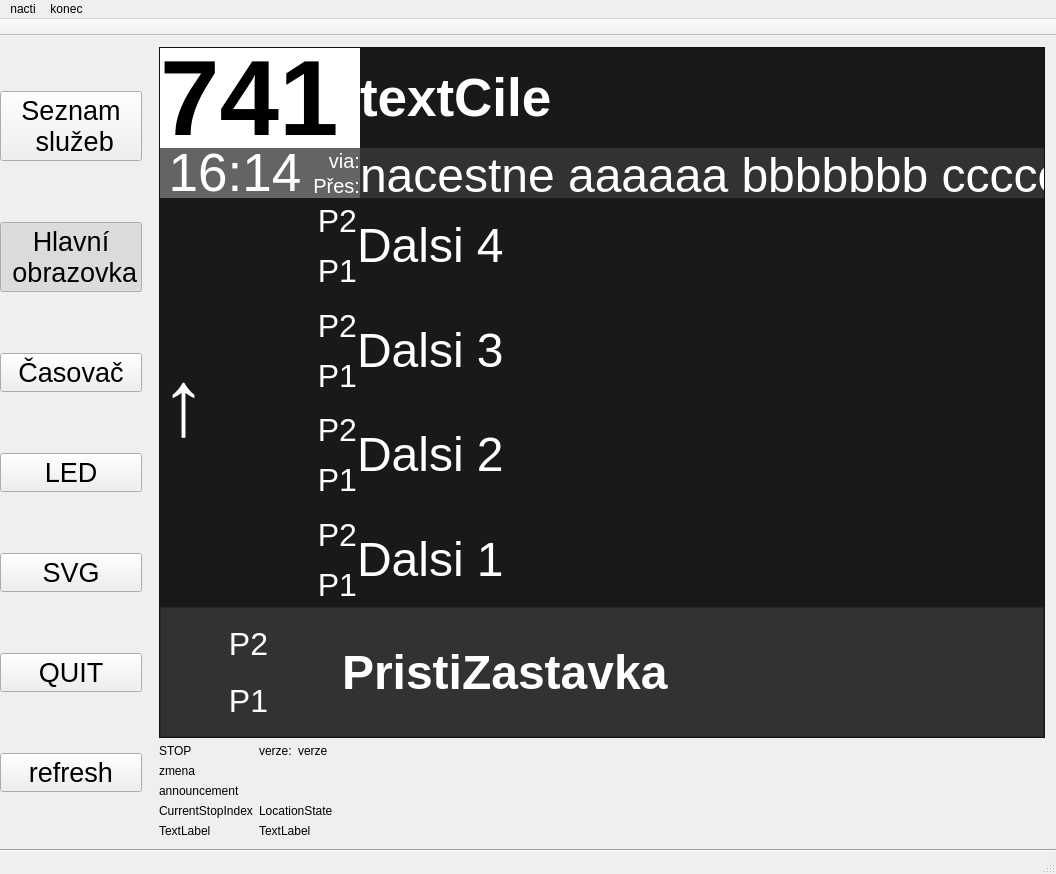
Qt form mainwindow.ui (frutabruta/VDV301display) before a commit.
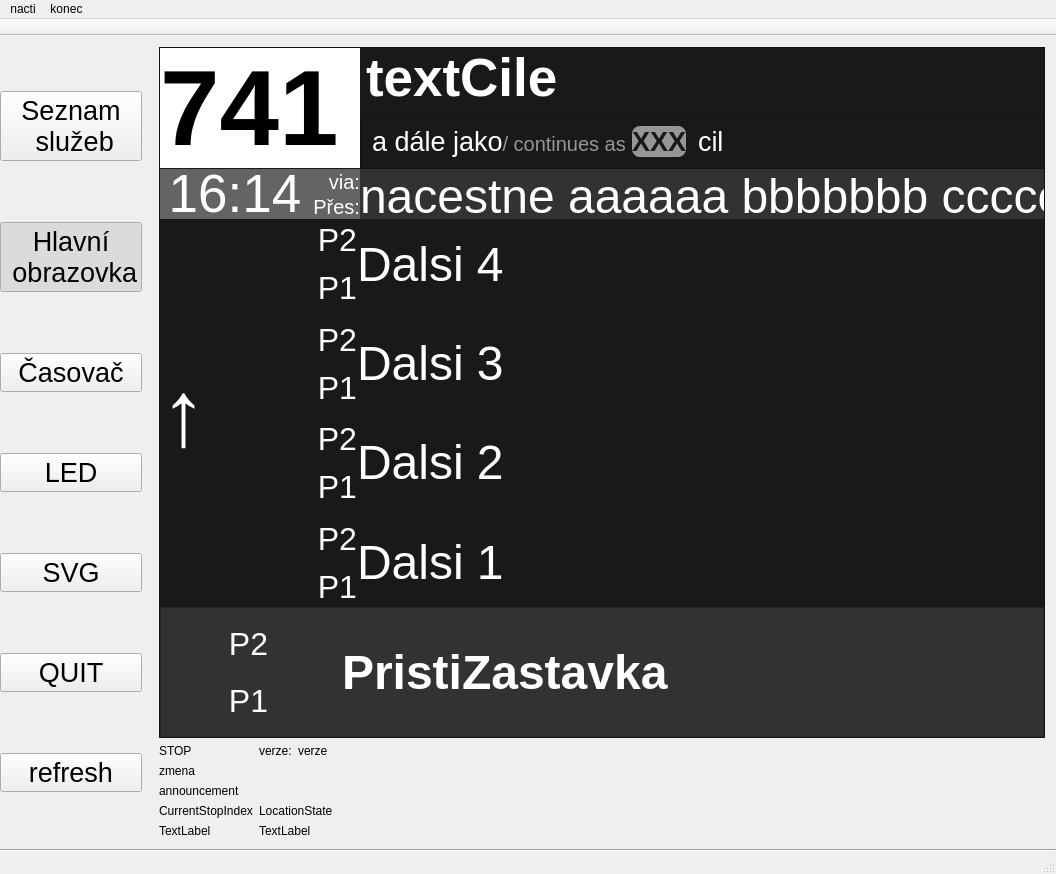
The same form after that commit. Icons and pictures are not drawn.

Diff of the .ui file:
```diff
--- a/mainwindow.ui
+++ b/mainwindow.ui
@@ -382,139 +382,6 @@
                            </property>
                           </widget>
                          </item>
-                         <item row="2" column="0">
-                          <layout class="QHBoxLayout" name="horizontalLayout_18">
-                           <property name="spacing">
-                            <number>0</number>
-                           </property>
-                           <item>
-                            <widget class="QLabel" name="label_23">
-                             <property name="sizePolicy">
-                              <sizepolicy hsizetype="Minimum" vsizetype="Preferred">
-                               <horstretch>0</horstretch>
-                               <verstretch>0</verstretch>
-                              </sizepolicy>
-                             </property>
-                             <property name="maximumSize">
-                              <size>
-                               <width>150</width>
-                               <height>50</height>
-                              </size>
-                             </property>
-                             <property name="font">
-                              <font>
-                               <pointsize>40</pointsize>
-                              </font>
-                             </property>
-                             <property name="styleSheet">
-                              <string notr="true">*{background-color: rgb(100,100,100)}</string>
-                             </property>
-                             <property name="text">
-                              <string>16:14</string>
-                             </property>
-                             <property name="alignment">
-                              <set>Qt::AlignCenter</set>
-                             </property>
-                            </widget>
-                           </item>
-                           <item>
-                            <layout class="QVBoxLayout" name="verticalLayout_2">
-                             <property name="spacing">
-                              <number>0</number>
-                             </property>
-                             <property name="sizeConstraint">
-                              <enum>QLayout::SetDefaultConstraint</enum>
-                             </property>
-                             <item>
-                              <widget class="QLabel" name="label_24">
-                               <property name="sizePolicy">
-                                <sizepolicy hsizetype="Preferred" vsizetype="Preferred">
-                                 <horstretch>0</horstretch>
-                                 <verstretch>0</verstretch>
-                                </sizepolicy>
-                               </property>
-                               <property name="maximumSize">
-                                <size>
-                                 <width>50</width>
-                                 <height>25</height>
-                                </size>
-                               </property>
-                               <property name="font">
-                                <font>
-                                 <pointsize>15</pointsize>
-                                </font>
-                               </property>
-                               <property name="styleSheet">
-                                <string notr="true">*{background-color: rgb(100,100,100)}</string>
-                               </property>
-                               <property name="text">
-                                <string>via:</string>
-                               </property>
-                               <property name="alignment">
-                                <set>Qt::AlignRight|Qt::AlignTrailing|Qt::AlignVCenter</set>
-                               </property>
-                              </widget>
-                             </item>
-                             <item>
-                              <widget class="QLabel" name="label_25">
-                               <property name="sizePolicy">
-                                <sizepolicy hsizetype="Maximum" vsizetype="Preferred">
-                                 <horstretch>0</horstretch>
-                                 <verstretch>0</verstretch>
-                                </sizepolicy>
-                               </property>
-                               <property name="maximumSize">
-                                <size>
-                                 <width>50</width>
-                                 <height>25</height>
-                                </size>
-                               </property>
-                               <property name="font">
-                                <font>
-                                 <pointsize>15</pointsize>
-                                </font>
-                               </property>
-                               <property name="styleSheet">
-                                <string notr="true">*{background-color: rgb(100,100,100)}</string>
-                               </property>
-                               <property name="text">
-                                <string>Přes:</string>
-                               </property>
-                               <property name="alignment">
-                                <set>Qt::AlignRight|Qt::AlignTrailing|Qt::AlignVCenter</set>
-                               </property>
-                              </widget>
-                             </item>
-                            </layout>
-                           </item>
-                          </layout>
-                         </item>
-                         <item row="0" column="1">
-                          <widget class="QLabel" name="Lcil">
-                           <property name="sizePolicy">
-                            <sizepolicy hsizetype="Expanding" vsizetype="Maximum">
-                             <horstretch>0</horstretch>
-                             <verstretch>0</verstretch>
-                            </sizepolicy>
-                           </property>
-                           <property name="font">
-                            <font>
-                             <pointsize>40</pointsize>
-                             <weight>75</weight>
-                             <bold>true</bold>
-                            </font>
-                           </property>
-                           <property name="autoFillBackground">
-                            <bool>false</bool>
-                           </property>
-                           <property name="styleSheet">
-                            <string notr="true">*{color:#FFFFFF;font-weight: bold;}</string>
-                           </property>
-                           <property name="text">
-                            <string>textCile</string>
-                           </property>
-                          </widget>
-                         </item>
                          <item row="2" column="1">
                           <widget class="QScrollArea" name="scrollArea">
                            <property name="sizePolicy">
@@ -603,6 +470,246 @@
                            </widget>
                           </widget>
                          </item>
+                         <item row="2" column="0">
+                          <layout class="QHBoxLayout" name="horizontalLayout_18">
+                           <property name="spacing">
+                            <number>0</number>
+                           </property>
+                           <item>
+                            <widget class="QLabel" name="label_23">
+                             <property name="sizePolicy">
+                              <sizepolicy hsizetype="Minimum" vsizetype="Preferred">
+                               <horstretch>0</horstretch>
+                               <verstretch>0</verstretch>
+                              </sizepolicy>
+                             </property>
+                             <property name="maximumSize">
+                              <size>
+                               <width>150</width>
+                               <height>50</height>
+                              </size>
+                             </property>
+                             <property name="font">
+                              <font>
+                               <pointsize>40</pointsize>
+                              </font>
+                             </property>
+                             <property name="styleSheet">
+                              <string notr="true">*{background-color: rgb(100,100,100)}</string>
+                             </property>
+                             <property name="text">
+                              <string>16:14</string>
+                             </property>
+                             <property name="alignment">
+                              <set>Qt::AlignCenter</set>
+                             </property>
+                            </widget>
+                           </item>
+                           <item>
+                            <layout class="QVBoxLayout" name="verticalLayout_2">
+                             <property name="spacing">
+                              <number>0</number>
+                             </property>
+                             <property name="sizeConstraint">
+                              <enum>QLayout::SetDefaultConstraint</enum>
+                             </property>
+                             <item>
+                              <widget class="QLabel" name="label_24">
+                               <property name="sizePolicy">
+                                <sizepolicy hsizetype="Preferred" vsizetype="Preferred">
+                                 <horstretch>0</horstretch>
+                                 <verstretch>0</verstretch>
+                                </sizepolicy>
+                               </property>
+                               <property name="maximumSize">
+                                <size>
+                                 <width>50</width>
+                                 <height>25</height>
+                                </size>
+                               </property>
+                               <property name="font">
+                                <font>
+                                 <pointsize>15</pointsize>
+                                </font>
+                               </property>
+                               <property name="styleSheet">
+                                <string notr="true">*{background-color: rgb(100,100,100)}</string>
+                               </property>
+                               <property name="text">
+                                <string>via:</string>
+                               </property>
+                               <property name="alignment">
+                                <set>Qt::AlignRight|Qt::AlignTrailing|Qt::AlignVCenter</set>
+                               </property>
+                              </widget>
+                             </item>
+                             <item>
+                              <widget class="QLabel" name="label_25">
+                               <property name="sizePolicy">
+                                <sizepolicy hsizetype="Maximum" vsizetype="Preferred">
+                                 <horstretch>0</horstretch>
+                                 <verstretch>0</verstretch>
+                                </sizepolicy>
+                               </property>
+                               <property name="maximumSize">
+                                <size>
+                                 <width>50</width>
+                                 <height>25</height>
+                                </size>
+                               </property>
+                               <property name="font">
+                                <font>
+                                 <pointsize>15</pointsize>
+                                </font>
+                               </property>
+                               <property name="styleSheet">
+                                <string notr="true">*{background-color: rgb(100,100,100)}</string>
+                               </property>
+                               <property name="text">
+                                <string>Přes:</string>
+                               </property>
+                               <property name="alignment">
+                                <set>Qt::AlignRight|Qt::AlignTrailing|Qt::AlignVCenter</set>
+                               </property>
+                              </widget>
+                             </item>
+                            </layout>
+                           </item>
+                          </layout>
+                         </item>
+                         <item row="0" column="1">
+                          <layout class="QVBoxLayout" name="verticalLayout_21">
+                           <item>
+                            <layout class="QHBoxLayout" name="horizontalLayout_19">
+                             <item>
+                              <widget class="QLabel" name="label_cil_sipka">
+                               <property name="text">
+                                <string>&lt;html&gt;&lt;head/&gt;&lt;body&gt;&lt;p&gt;&lt;img src=&quot;:/images/resources/LCD-piktogramy_verze-LCD-5-17.svg&quot; height=&quot;50&quot; /&gt;&lt;/p&gt;&lt;/body&gt;&lt;/html&gt;</string>
+                               </property>
+                              </widget>
+                             </item>
+                             <item>
+                              <widget class="QLabel" name="Lcil">
+                               <property name="sizePolicy">
+                                <sizepolicy hsizetype="Expanding" vsizetype="Maximum">
+                                 <horstretch>0</horstretch>
+                                 <verstretch>0</verstretch>
+                                </sizepolicy>
+                               </property>
+                               <property name="font">
+                                <font>
+                                 <pointsize>40</pointsize>
+                                 <weight>75</weight>
+                                 <bold>true</bold>
+                                </font>
+                               </property>
+                               <property name="autoFillBackground">
+                                <bool>false</bool>
+                               </property>
+                               <property name="styleSheet">
+                                <string notr="true">*{color:#FFFFFF;font-weight: bold;}</string>
+                               </property>
+                               <property name="text">
+                                <string>textCile</string>
+                               </property>
+                              </widget>
+                             </item>
+                            </layout>
+                           </item>
+                           <item>
+                            <layout class="QHBoxLayout" name="horizontalLayout_navaznySpoj">
+                             <item>
+                              <widget class="QFrame" name="frame_navaznySpoj">
+                               <property name="frameShape">
+                                <enum>QFrame::StyledPanel</enum>
+                               </property>
+                               <property name="frameShadow">
+                                <enum>QFrame::Raised</enum>
+                               </property>
+                               <layout class="QHBoxLayout" name="horizontalLayout_13">
+                                <item>
+                                 <widget class="QLabel" name="label_adalejako">
+                                  <property name="sizePolicy">
+                                   <sizepolicy hsizetype="Maximum" vsizetype="Preferred">
+                                    <horstretch>0</horstretch>
+                                    <verstretch>0</verstretch>
+                                   </sizepolicy>
+                                  </property>
+                                  <property name="font">
+                                   <font>
+                                    <pointsize>20</pointsize>
+                                   </font>
+                                  </property>
+                                  <property name="text">
+                                   <string>&lt;html&gt;&lt;head/&gt;&lt;body&gt;&lt;p&gt;&lt;span style=&quot; font-size:20pt;&quot;&gt;a dále jako&lt;/span&gt;&lt;span style=&quot; font-size:15pt; color:#969696;&quot;&gt;/ continues as&lt;/span&gt;&lt;/p&gt;&lt;/body&gt;&lt;/html&gt;</string>
+                                  </property>
+                                 </widget>
+                                </item>
+                                <item>
+                                 <widget class="QLabel" name="label_navaznaLinka">
+                                  <property name="sizePolicy">
+                                   <sizepolicy hsizetype="Maximum" vsizetype="Preferred">
+                                    <horstretch>0</horstretch>
+                                    <verstretch>0</verstretch>
+                                   </sizepolicy>
+                                  </property>
+                                  <property name="font">
+                                   <font>
+                                    <pointsize>20</pointsize>
+                                    <weight>75</weight>
+                                    <bold>true</bold>
+                                   </font>
+                                  </property>
+                                  <property name="styleSheet">
+                                   <string notr="true">color:rgb(25,25,25);
+background-color: rgb(150,150,150);
+font-weight: bold;
+border-radius: 8px;
+
+</string>
+                                  </property>
+                                  <property name="text">
+                                   <string>XXX</string>
+                                  </property>
+                                 </widget>
+                                </item>
+                                <item>
+                                 <widget class="QLabel" name="label_continuesas">
+                                  <property name="sizePolicy">
+                                   <sizepolicy hsizetype="Maximum" vsizetype="Preferred">
+                                    <horstretch>0</horstretch>
+                                    <verstretch>0</verstretch>
+                                   </sizepolicy>
+                                  </property>
+                                  <property name="font">
+                                   <font>
+                                    <pointsize>20</pointsize>
+                                   </font>
+                                  </property>
+                                  <property name="text">
+                                   <string>&lt;html&gt;&lt;head/&gt;&lt;body&gt;&lt;p&gt;&lt;img src=&quot;:/images/resources/LCD-piktogramy_verze-LCD-5-17.svg&quot; height=&quot;30&quot;/&gt;&lt;/p&gt;&lt;/body&gt;&lt;/html&gt;</string>
+                                  </property>
+                                 </widget>
+                                </item>
+                                <item>
+                                 <widget class="QLabel" name="label_navaznyCil">
+                                  <property name="font">
+                                   <font>
+                                    <pointsize>20</pointsize>
+                                   </font>
+                                  </property>
+                                  <property name="text">
+                                   <string>cil</string>
+                                  </property>
+                                 </widget>
+                                </item>
+                               </layout>
+                              </widget>
+                             </item>
+                            </layout>
+                           </item>
+                          </layout>
+                         </item>
                         </layout>
                        </item>
                       </layout>
@@ -676,7 +783,7 @@
                              <property name="verticalSpacing">
                               <number>10</number>
                              </property>
-                             <item row="1" column="1">
+                             <item row="2" column="1">
                               <widget class="QLabel" name="Lnacestna4">
                                <property name="sizePolicy">
                                 <sizepolicy hsizetype="Minimum" vsizetype="Minimum">
@@ -694,7 +801,199 @@
                                </property>
                               </widget>
                              </item>
-                             <item row="1" column="0">
+                             <item row="3" column="0">
+                              <layout class="QVBoxLayout" name="verticalLayout_17">
+                               <item>
+                                <widget class="QLabel" name="label_pasmo3_2">
+                                 <property name="sizePolicy">
+                                  <sizepolicy hsizetype="Maximum" vsizetype="Preferred">
+                                   <horstretch>0</horstretch>
+                                   <verstretch>0</verstretch>
+                                  </sizepolicy>
+                                 </property>
+                                 <property name="minimumSize">
+                                  <size>
+                                   <width>150</width>
+                                   <height>0</height>
+                                  </size>
+                                 </property>
+                                 <property name="font">
+                                  <font>
+                                   <pointsize>24</pointsize>
+                                  </font>
+                                 </property>
+                                 <property name="text">
+                                  <string>P2</string>
+                                 </property>
+                                 <property name="alignment">
+                                  <set>Qt::AlignRight|Qt::AlignTrailing|Qt::AlignVCenter</set>
+                                 </property>
+                                </widget>
+                               </item>
+                               <item>
+                                <widget class="QLabel" name="label_pasmo3_1">
+                                 <property name="sizePolicy">
+                                  <sizepolicy hsizetype="Maximum" vsizetype="Preferred">
+                                   <horstretch>0</horstretch>
+                                   <verstretch>0</verstretch>
+                                  </sizepolicy>
+                                 </property>
+                                 <property name="minimumSize">
+                                  <size>
+                                   <width>150</width>
+                                   <height>0</height>
+                                  </size>
+                                 </property>
+                                 <property name="font">
+                                  <font>
+                                   <pointsize>24</pointsize>
+                                  </font>
+                                 </property>
+                                 <property name="text">
+                                  <string>P1</string>
+                                 </property>
+                                 <property name="alignment">
+                                  <set>Qt::AlignRight|Qt::AlignTrailing|Qt::AlignVCenter</set>
+                                 </property>
+                                </widget>
+                               </item>
+                              </layout>
+                             </item>
+                             <item row="4" column="1">
+                              <widget class="QLabel" name="Lnacestna2">
+                               <property name="sizePolicy">
+                                <sizepolicy hsizetype="Minimum" vsizetype="Minimum">
+                                 <horstretch>0</horstretch>
+                                 <verstretch>0</verstretch>
+                                </sizepolicy>
+                               </property>
+                               <property name="font">
+                                <font>
+                                 <pointsize>36</pointsize>
+                                </font>
+                               </property>
+                               <property name="text">
+                                <string>Dalsi 1</string>
+                               </property>
+                              </widget>
+                             </item>
+                             <item row="4" column="0">
+                              <layout class="QVBoxLayout" name="verticalLayout_18">
+                               <item>
+                                <widget class="QLabel" name="label_pasmo2_2">
+                                 <property name="sizePolicy">
+                                  <sizepolicy hsizetype="Maximum" vsizetype="Preferred">
+                                   <horstretch>0</horstretch>
+                                   <verstretch>0</verstretch>
+                                  </sizepolicy>
+                                 </property>
+                                 <property name="minimumSize">
+                                  <size>
+                                   <width>150</width>
+                                   <height>0</height>
+                                  </size>
+                                 </property>
+                                 <property name="font">
+                                  <font>
+                                   <pointsize>24</pointsize>
+                                  </font>
+                                 </property>
+                                 <property name="text">
+                                  <string>P2</string>
+                                 </property>
+                                 <property name="alignment">
+                                  <set>Qt::AlignRight|Qt::AlignTrailing|Qt::AlignVCenter</set>
+                                 </property>
+                                </widget>
+                               </item>
+                               <item>
+                                <widget class="QLabel" name="label_pasmo2_1">
+                                 <property name="sizePolicy">
+                                  <sizepolicy hsizetype="Maximum" vsizetype="Preferred">
+                                   <horstretch>0</horstretch>
+                                   <verstretch>0</verstretch>
+                                  </sizepolicy>
+                                 </property>
+                                 <property name="minimumSize">
+                                  <size>
+                                   <width>150</width>
+                                   <height>0</height>
+                                  </size>
+                                 </property>
+                                 <property name="font">
+                                  <font>
+                                   <pointsize>24</pointsize>
+                                  </font>
+                                 </property>
+                                 <property name="text">
+                                  <string>P1</string>
+                                 </property>
+                                 <property name="alignment">
+                                  <set>Qt::AlignRight|Qt::AlignTrailing|Qt::AlignVCenter</set>
+                                 </property>
+                                </widget>
+                               </item>
+                              </layout>
+                             </item>
+                             <item row="0" column="0">
+                              <layout class="QVBoxLayout" name="verticalLayout_15">
+                               <item>
+                                <widget class="QLabel" name="label_pasmo5_2">
+                                 <property name="sizePolicy">
+                                  <sizepolicy hsizetype="Maximum" vsizetype="Minimum">
+                                   <horstretch>0</horstretch>
+                                   <verstretch>0</verstretch>
+                                  </sizepolicy>
+                                 </property>
+                                 <property name="minimumSize">
+                                  <size>
+                                   <width>150</width>
+                                   <height>0</height>
+                                  </size>
+                                 </property>
+                                 <property name="font">
+                                  <font>
+                                   <pointsize>24</pointsize>
+                                  </font>
+                                 </property>
+                                 <property name="text">
+                                  <string>P2</string>
+                                 </property>
+                                 <property name="alignment">
+                                  <set>Qt::AlignRight|Qt::AlignTrailing|Qt::AlignVCenter</set>
+                                 </property>
+                                </widget>
+                               </item>
+                               <item>
+                                <widget class="QLabel" name="label_pasmo5_1">
+                                 <property name="sizePolicy">
+                                  <sizepolicy hsizetype="Maximum" vsizetype="Preferred">
+                                   <horstretch>0</horstretch>
+                                   <verstretch>0</verstretch>
+                                  </sizepolicy>
+                                 </property>
+                                 <property name="minimumSize">
+                                  <size>
+                                   <width>150</width>
+                                   <height>0</height>
+                                  </size>
+                                 </property>
+                                 <property name="font">
+                                  <font>
+                                   <pointsize>24</pointsize>
+                                  </font>
+                                 </property>
+                                 <property name="text">
+                                  <string>P1</string>
+                                 </property>
+                                 <property name="alignment">
+                                  <set>Qt::AlignRight|Qt::AlignTrailing|Qt::AlignVCenter</set>
+                                 </property>
+                                </widget>
+                               </item>
+                              </layout>
+                             </item>
+                             <item row="2" column="0">
                               <layout class="QVBoxLayout" name="verticalLayout_16">
                                <item>
                                 <widget class="QLabel" name="label_pasmo4_2">
@@ -770,65 +1069,7 @@
                                </property>
                               </widget>
                              </item>
-                             <item row="2" column="0">
-                              <layout class="QVBoxLayout" name="verticalLayout_17">
-                               <item>
-                                <widget class="QLabel" name="label_pasmo3_2">
-                                 <property name="sizePolicy">
-                                  <sizepolicy hsizetype="Maximum" vsizetype="Preferred">
-                                   <horstretch>0</horstretch>
-                                   <verstretch>0</verstretch>
-                                  </sizepolicy>
-                                 </property>
-                                 <property name="minimumSize">
-                                  <size>
-                                   <width>150</width>
-                                   <height>0</height>
-                                  </size>
-                                 </property>
-                                 <property name="font">
-                                  <font>
-                                   <pointsize>24</pointsize>
-                                  </font>
-                                 </property>
-                                 <property name="text">
-                                  <string>P2</string>
-                                 </property>
-                                 <property name="alignment">
-                                  <set>Qt::AlignRight|Qt::AlignTrailing|Qt::AlignVCenter</set>
-                                 </property>
-                                </widget>
-                               </item>
-                               <item>
-                                <widget class="QLabel" name="label_pasmo3_1">
-                                 <property name="sizePolicy">
-                                  <sizepolicy hsizetype="Maximum" vsizetype="Preferred">
-                                   <horstretch>0</horstretch>
-                                   <verstretch>0</verstretch>
-                                  </sizepolicy>
-                                 </property>
-                                 <property name="minimumSize">
-                                  <size>
-                                   <width>150</width>
-                                   <height>0</height>
-                                  </size>
-                                 </property>
-                                 <property name="font">
-                                  <font>
-                                   <pointsize>24</pointsize>
-                                  </font>
-                                 </property>
-                                 <property name="text">
-                                  <string>P1</string>
-                                 </property>
-                                 <property name="alignment">
-                                  <set>Qt::AlignRight|Qt::AlignTrailing|Qt::AlignVCenter</set>
-                                 </property>
-                                </widget>
-                               </item>
-                              </layout>
-                             </item>
-                             <item row="2" column="1">
+                             <item row="3" column="1">
                               <widget class="QLabel" name="Lnacestna3">
                                <property name="sizePolicy">
                                 <sizepolicy hsizetype="Minimum" vsizetype="Minimum">
@@ -849,140 +1090,6 @@
                                </property>
                               </widget>
                              </item>
-                             <item row="0" column="0">
-                              <layout class="QVBoxLayout" name="verticalLayout_15">
-                               <item>
-                                <widget class="QLabel" name="label_pasmo5_2">
-                                 <property name="sizePolicy">
-                                  <sizepolicy hsizetype="Maximum" vsizetype="Minimum">
-                                   <horstretch>0</horstretch>
-                                   <verstretch>0</verstretch>
-                                  </sizepolicy>
-                                 </property>
-                                 <property name="minimumSize">
-                                  <size>
-                                   <width>150</width>
-                                   <height>0</height>
-                                  </size>
-                                 </property>
-                                 <property name="font">
-                                  <font>
-                                   <pointsize>24</pointsize>
-                                  </font>
-                                 </property>
-                                 <property name="text">
-                                  <string>P2</string>
-                                 </property>
-                                 <property name="alignment">
-                                  <set>Qt::AlignRight|Qt::AlignTrailing|Qt::AlignVCenter</set>
-                                 </property>
-                                </widget>
-                               </item>
-                               <item>
-                                <widget class="QLabel" name="label_pasmo5_1">
-                                 <property name="sizePolicy">
-                                  <sizepolicy hsizetype="Maximum" vsizetype="Preferred">
-                                   <horstretch>0</horstretch>
-                                   <verstretch>0</verstretch>
-                                  </sizepolicy>
-                                 </property>
-                                 <property name="minimumSize">
-                                  <size>
-                                   <width>150</width>
-                                   <height>0</height>
-                                  </size>
-                                 </property>
-                                 <property name="font">
-                                  <font>
-                                   <pointsize>24</pointsize>
-                                  </font>
-                                 </property>
-                                 <property name="text">
-                                  <string>P1</string>
-                                 </property>
-                                 <property name="alignment">
-                                  <set>Qt::AlignRight|Qt::AlignTrailing|Qt::AlignVCenter</set>
-                                 </property>
-                                </widget>
-                               </item>
-                              </layout>
-                             </item>
-                             <item row="3" column="1">
-                              <widget class="QLabel" name="Lnacestna2">
-                               <property name="sizePolicy">
-                                <sizepolicy hsizetype="Minimum" vsizetype="Minimum">
-                                 <horstretch>0</horstretch>
-                                 <verstretch>0</verstretch>
-                                </sizepolicy>
-                               </property>
-                               <property name="font">
-                                <font>
-                                 <pointsize>36</pointsize>
-                                </font>
-                               </property>
-                               <property name="text">
-                                <string>Dalsi 1</string>
-                               </property>
-                              </widget>
-                             </item>
-                             <item row="3" column="0">
-                              <layout class="QVBoxLayout" name="verticalLayout_18">
-                               <item>
-                                <widget class="QLabel" name="label_pasmo2_2">
-                                 <property name="sizePolicy">
-                                  <sizepolicy hsizetype="Maximum" vsizetype="Preferred">
-                                   <horstretch>0</horstretch>
-                                   <verstretch>0</verstretch>
-                                  </sizepolicy>
-                                 </property>
-                                 <property name="minimumSize">
-                                  <size>
-                                   <width>150</width>
-                                   <height>0</height>
-                                  </size>
-                                 </property>
-                                 <property name="font">
-                                  <font>
-                                   <pointsize>24</pointsize>
-                                  </font>
-                                 </property>
-                                 <property name="text">
-                                  <string>P2</string>
-                                 </property>
-                                 <property name="alignment">
-                                  <set>Qt::AlignRight|Qt::AlignTrailing|Qt::AlignVCenter</set>
-                                 </property>
-                                </widget>
-                               </item>
-                               <item>
-                                <widget class="QLabel" name="label_pasmo2_1">
-                                 <property name="sizePolicy">
-                                  <sizepolicy hsizetype="Maximum" vsizetype="Preferred">
-                                   <horstretch>0</horstretch>
-                                   <verstretch>0</verstretch>
-                                  </sizepolicy>
-                                 </property>
-                                 <property name="minimumSize">
-                                  <size>
-                                   <width>150</width>
-                                   <height>0</height>
-                                  </size>
-                                 </property>
-                                 <property name="font">
-                                  <font>
-                                   <pointsize>24</pointsize>
-                                  </font>
-                                 </property>
-                                 <property name="text">
-                                  <string>P1</string>
-                                 </property>
-                                 <property name="alignment">
-                                  <set>Qt::AlignRight|Qt::AlignTrailing|Qt::AlignVCenter</set>
-                                 </property>
-                                </widget>
-                               </item>
-                              </layout>
-                             </item>
                             </layout>
                            </item>
                           </layout>
```
